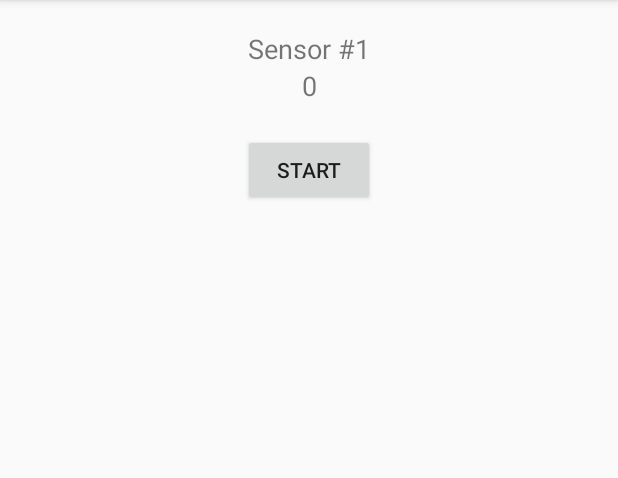
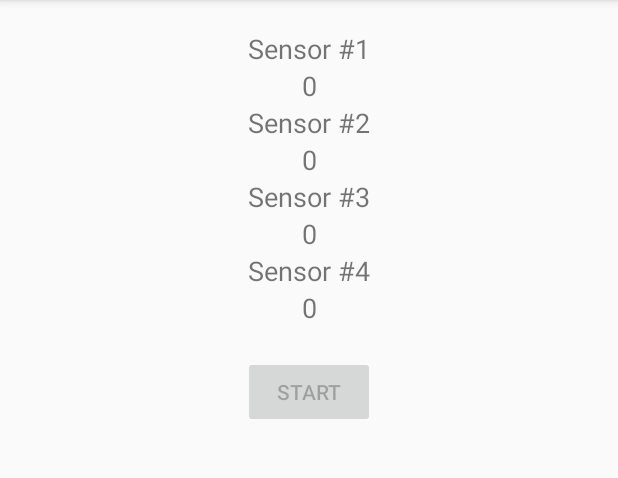
Before and after one commit to luizguilhermefr/CropMonitorAndroid, an Android app: the screen it shows after launch (MainActivity), on a phone screen of 412 x 824 dp, the part 84-562 px from its top. Run offline under Robolectric (Android 15) with nearby library versions, the phone set to English and light mode, and no system bars.

```diff
--- a/app/src/main/res/layout/activity_main.xml
+++ b/app/src/main/res/layout/activity_main.xml
@@ -40,6 +40,57 @@
                 android:textAlignment="center"
                 android:textSize="18sp" />
 
+            <TextView
+                android:id="@+id/sensor2Title"
+                android:layout_width="match_parent"
+                android:layout_height="wrap_content"
+                android:text="@string/sensor2_title"
+                android:textAlignment="center"
+                android:textAllCaps="false"
+                android:textSize="18sp" />
+
+            <TextView
+                android:id="@+id/sensor2Content"
+                android:layout_width="match_parent"
+                android:layout_height="wrap_content"
+                android:text="0"
+                android:textAlignment="center"
+                android:textSize="18sp" />
+
+            <TextView
+                android:id="@+id/sensor3Title"
+                android:layout_width="match_parent"
+                android:layout_height="wrap_content"
+                android:text="@string/sensor3_title"
+                android:textAlignment="center"
+                android:textAllCaps="false"
+                android:textSize="18sp" />
+
+            <TextView
+                android:id="@+id/sensor3Content"
+                android:layout_width="match_parent"
+                android:layout_height="wrap_content"
+                android:text="0"
+                android:textAlignment="center"
+                android:textSize="18sp" />
+
+            <TextView
+                android:id="@+id/sensor4Title"
+                android:layout_width="match_parent"
+                android:layout_height="wrap_content"
+                android:text="@string/sensor4_title"
+                android:textAlignment="center"
+                android:textAllCaps="false"
+                android:textSize="18sp" />
+
+            <TextView
+                android:id="@+id/sensor4Content"
+                android:layout_width="match_parent"
+                android:layout_height="wrap_content"
+                android:text="0"
+                android:textAlignment="center"
+                android:textSize="18sp" />
+
         </LinearLayout>
     </ScrollView>
 
--- a/app/src/main/res/values/strings.xml
+++ b/app/src/main/res/values/strings.xml
@@ -1,15 +1,16 @@
 <resources>
     <string name="app_name">CropMonitor</string>
-    <string name="title_home">Home</string>
-    <string name="title_dashboard">Dashboard</string>
-    <string name="title_notifications">Notifications</string>
 
-    <string name="hello_blank_fragment">Hello blank fragment</string>
     <string name="sensor1_title">Sensor #1</string>
+    <string name="sensor2_title">Sensor #2</string>
+    <string name="sensor3_title">Sensor #3</string>
+    <string name="sensor4_title">Sensor #4</string>
+
     <string name="start">Start</string>
 
     <string name="device_not_supported">Connection error: device isn\'t supported.</string>
     <string name="connection_denied">Connection denied. Please, try again.</string>
     <string name="connection_successful">Connected successfully.</string>
     <string name="connection_error">Connection error.</string>
+    <string name="disconnecting">Disconnecting...</string>
 </resources>
```
Also changed, not shown: app/src/main/java/br/unioeste/cropmonitor/MainActivity.java (+64 -34 lines), app/src/main/res/menu/navigation.xml (deleted, +0 -19 lines).
